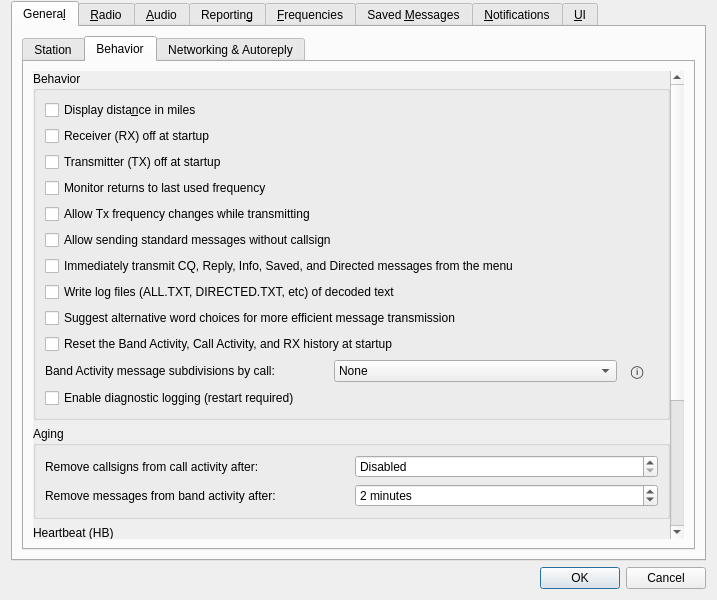
Qt form JS8_UI/Configuration.ui (avantol/JS8Call-Subspace-Mode) before a commit.
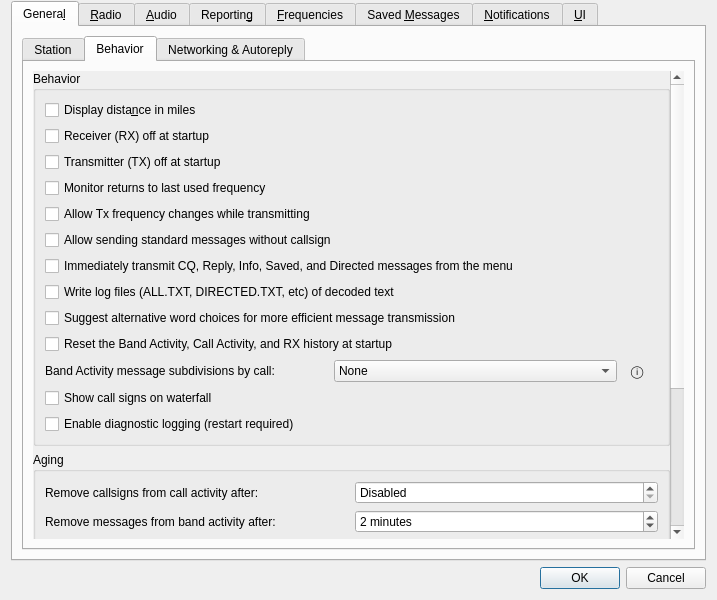
The same form after that commit. The open tabs and pages were chosen to show the change. Custom widgets are drawn as their Qt base class.

Commit message: Build 159 (v4.0.0.159): waterfall call overlays, @APRSIS notif, recall checksum strip

```diff
--- a/JS8_UI/Configuration.ui
+++ b/JS8_UI/Configuration.ui
@@ -487,6 +487,13 @@
                     </item>
                    </layout>
                   </item>
+                  <item>
+                   <widget class="QCheckBox" name="showCallsOnWaterfall_checkBox">
+                    <property name="text">
+                     <string>Show call signs on waterfall</string>
+                    </property>
+                   </widget>
+                  </item>
                   <item>
                    <widget class="QCheckBox" name="diagnosticLogging_checkBox">
                     <property name="text">
```
The commit also changes 13 other files.
